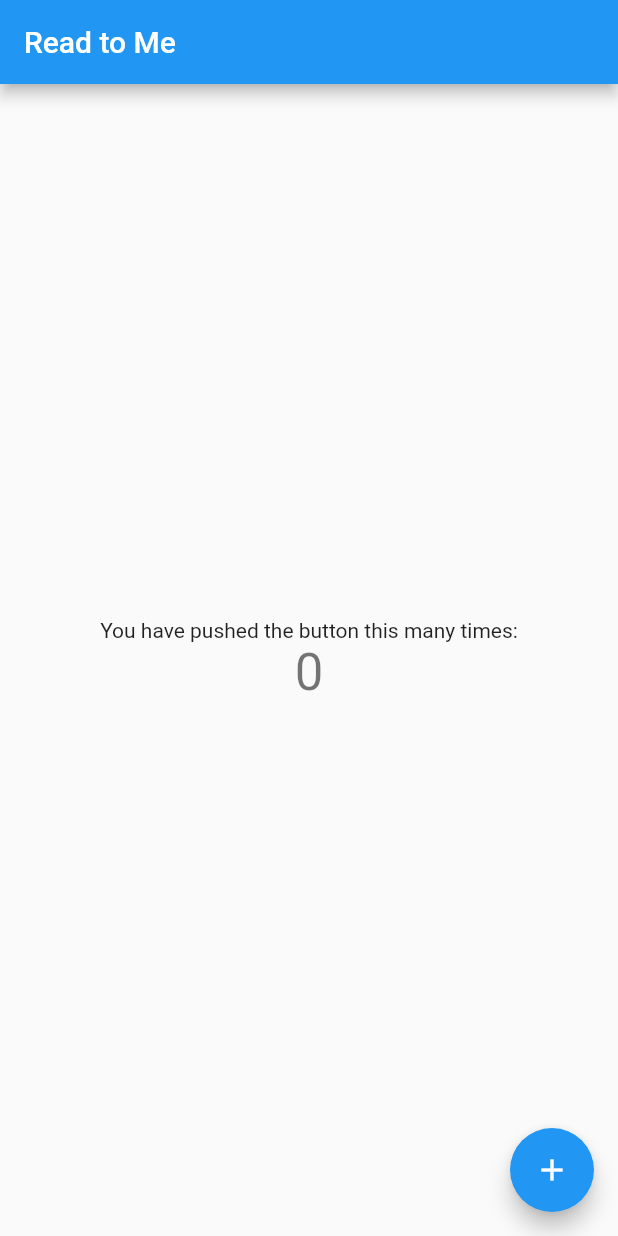
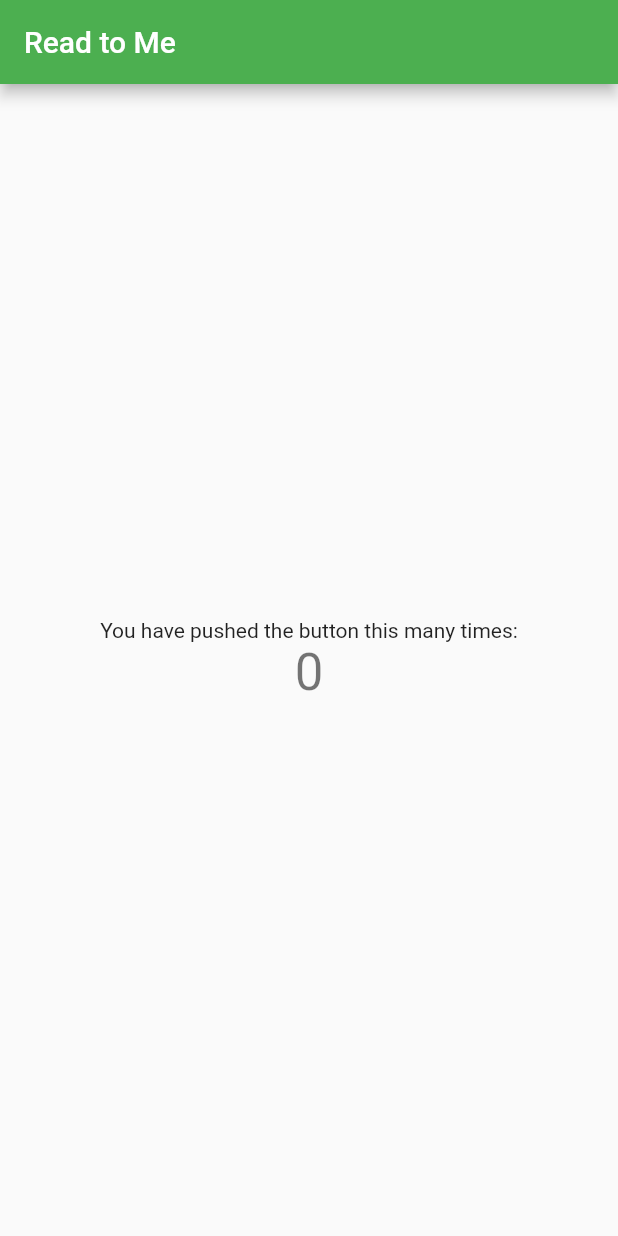
Before and after one commit to adithya-somasundaram/readtome, a Flutter app: the screen it shows after launch, on a phone screen of 412 x 824 dp. Run offline on Flutter 3.47's test engine with Material 2 defaults, Android fonts, the phone set to English and light mode, and no system bars.

Commit message:
color adjustment and commenting out template

```diff
--- a/lib/home.dart
+++ b/lib/home.dart
@@ -76,11 +76,11 @@ class _MyHomePageState extends State<MyHomePage> {
           ],
         ),
       ),
-      floatingActionButton: FloatingActionButton(
-        onPressed: _incrementCounter,
-        tooltip: 'Increment',
-        child: Icon(Icons.add),
-      ), // This trailing comma makes auto-formatting nicer for build methods.
+      // floatingActionButton: FloatingActionButton(
+      //   onPressed: _incrementCounter,
+      //   tooltip: 'Increment',
+      //   child: Icon(Icons.add),
+      // ), // This trailing comma makes auto-formatting nicer for build methods.
     );
   }
 }
--- a/lib/main.dart
+++ b/lib/main.dart
@@ -21,7 +21,7 @@ class MyApp extends StatelessWidget {
         // or simply save your changes to "hot reload" in a Flutter IDE).
         // Notice that the counter didn't reset back to zero; the application
         // is not restarted.
-        primarySwatch: Colors.blue,
+        primarySwatch: Colors.green,
         // This makes the visual density adapt to the platform that you run
         // the app on. For desktop platforms, the controls will be smaller and
         // closer together (more dense) than on mobile platforms.
```
